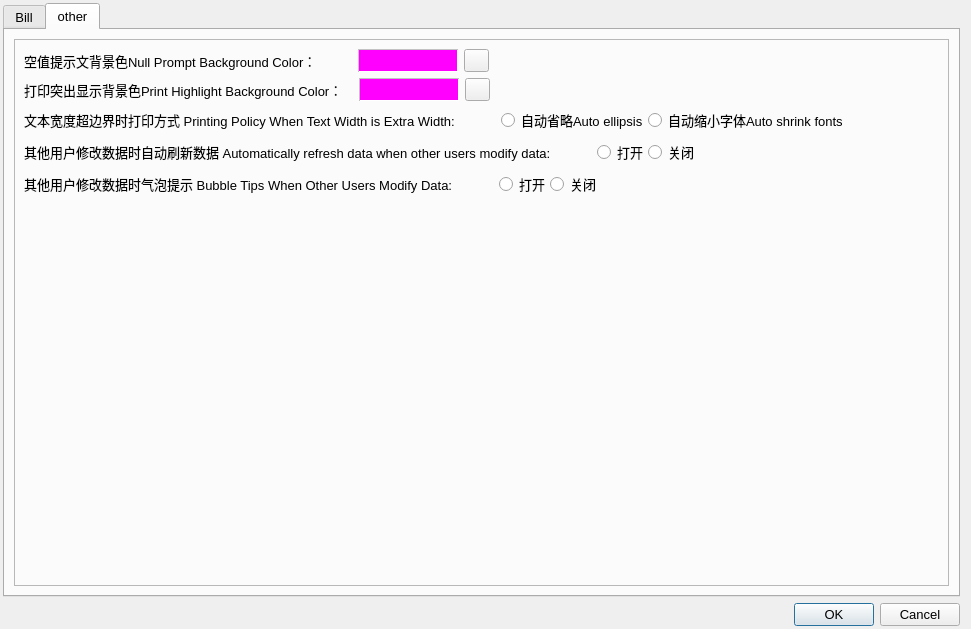
Old version of the form Ui/FormConfig.ui in the repository golden7602/zion.
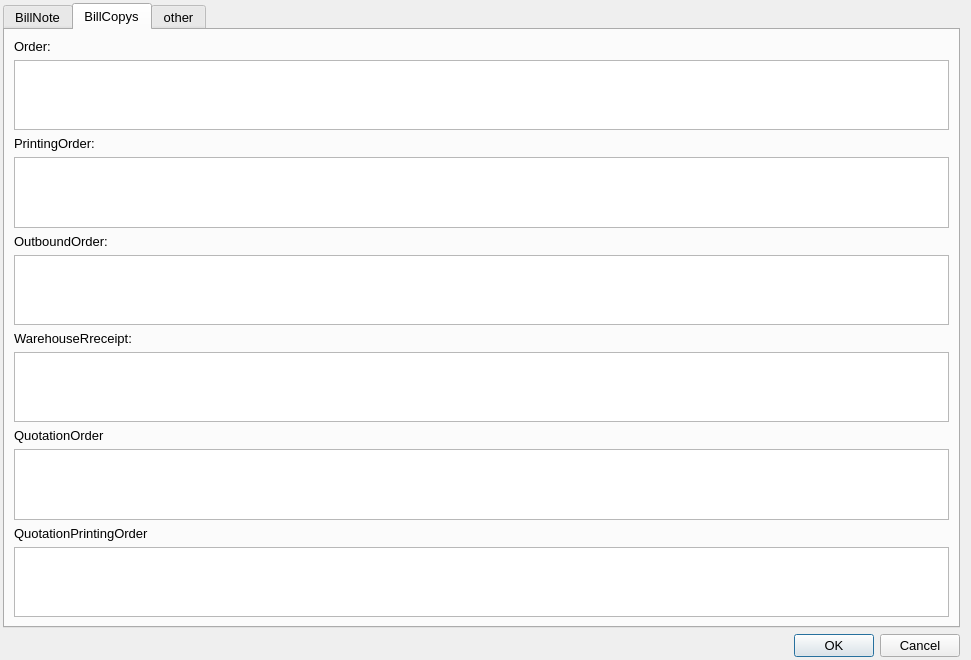
New version of the form. Icons and pictures are not drawn.

What changed in the file:
```diff
--- a/Ui/FormConfig.ui
+++ b/Ui/FormConfig.ui
@@ -36,7 +36,7 @@
      </property>
      <widget class="QWidget" name="tab1">
       <attribute name="title">
-       <string>Bill</string>
+       <string>BillNote</string>
       </attribute>
       <layout class="QVBoxLayout" name="verticalLayout_2">
        <property name="leftMargin">
@@ -76,6 +76,77 @@
        </item>
       </layout>
      </widget>
+     <widget class="QWidget" name="tab">
+      <attribute name="title">
+       <string>BillCopys</string>
+      </attribute>
+      <layout class="QVBoxLayout" name="verticalLayout_6">
+       <item>
+        <layout class="QVBoxLayout" name="verticalLayout_5">
+         <item>
+          <widget class="QLabel" name="label_8">
+           <property name="text">
+            <string>Order:</string>
+           </property>
+          </widget>
+         </item>
+         <item>
+          <widget class="QTextEdit" name="BillCopys_Order"/>
+         </item>
+         <item>
+          <widget class="QLabel" name="label_9">
+           <property name="text">
+            <string>PrintingOrder:</string>
+           </property>
+          </widget>
+         </item>
+         <item>
+          <widget class="QTextEdit" name="BillCopys_PrintingOrder"/>
+         </item>
+         <item>
+          <widget class="QLabel" name="label_10">
+           <property name="text">
+            <string>OutboundOrder:</string>
+           </property>
+          </widget>
+         </item>
+         <item>
+          <widget class="QTextEdit" name="BillCopys_OutboundOrder"/>
+         </item>
+         <item>
+          <widget class="QLabel" name="label_11">
+           <property name="text">
+            <string>WarehouseRreceipt:</string>
+           </property>
+          </widget>
+         </item>
+         <item>
+          <widget class="QTextEdit" name="BillCopys_WarehouseRreceipt"/>
+         </item>
+         <item>
+          <widget class="QLabel" name="label_12">
+           <property name="text">
+            <string>QuotationOrder</string>
+           </property>
+          </widget>
+         </item>
+         <item>
+          <widget class="QTextEdit" name="BillCopys_QuotationOrder"/>
+         </item>
+         <item>
+          <widget class="QLabel" name="label_13">
+           <property name="text">
+            <string>QuotationPrintingOrder</string>
+           </property>
+          </widget>
+         </item>
+         <item>
+          <widget class="QTextEdit" name="BillCopys_QuotationPrintingOrder"/>
+         </item>
+        </layout>
+       </item>
+      </layout>
+     </widget>
      <widget class="QWidget" name="tab2">
       <attribute name="title">
        <string>other</string>
```
